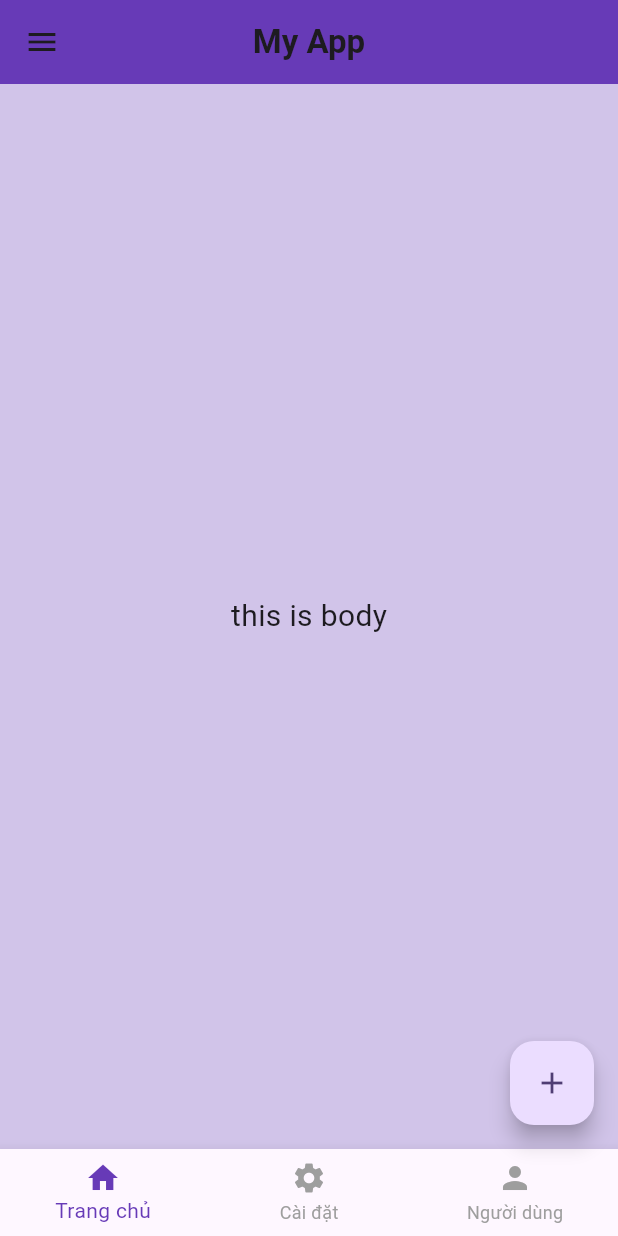
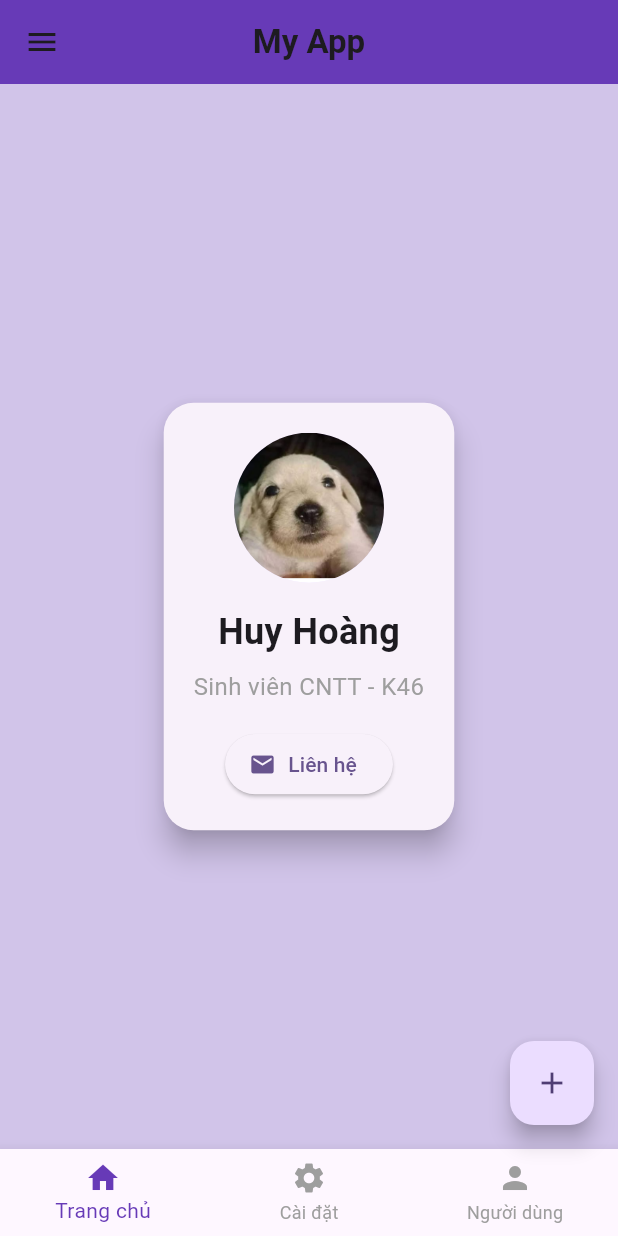
Before and after one commit to huy42hz/Androistudio, a Flutter app: the Basic screen opened directly, on a phone screen of 412 x 824 dp. Run offline on Flutter 3.47's test engine with Material 3 defaults, Android fonts, the phone set to English and light mode, and no system bars.

Commit message:
Add files via upload

```diff
--- a/lib/Basic.dart
+++ b/lib/Basic.dart
@@ -15,9 +15,46 @@ class Basic extends StatelessWidget {
         centerTitle: true,
       ),
       backgroundColor: Colors.deepPurple[100],
-      body: Center(
-       child: Text("this is body",style: TextStyle(fontSize: 20),),
+      body: Padding(
+        padding: const EdgeInsets.all(16.0),
+        child: Center(
+          child: Card(
+            elevation: 8,
+            shape: RoundedRectangleBorder(borderRadius: BorderRadius.circular(20)),
+            child: Padding(
+              padding: const EdgeInsets.all(20.0),
+              child: Column(
+                mainAxisSize: MainAxisSize.min,
+                children: [
+                  const CircleAvatar(
+                    radius: 50,
+                    backgroundImage: AssetImage("assets/images/Screenshot 2025-04-12 152248.png"),
+                  ),
+                  const SizedBox(height: 16),
+                  const Text(
+                    "Huy Hoàng",
+                    style: TextStyle(fontSize: 24, fontWeight: FontWeight.bold),
+                  ),
+                  const SizedBox(height: 8),
+                  const Text(
+                    "Sinh viên CNTT - K46",
+                    style: TextStyle(fontSize: 16, color: Colors.grey),
+                    textAlign: TextAlign.center,
+                  ),
+                  const SizedBox(height: 16),
+                  ElevatedButton.icon(
+                    onPressed: () {},
+                    icon: const Icon(Icons.email),
+                    label: const Text("Liên hệ",style: TextStyle(),),
+
+                  )
+                ],
+              ),
+            ),
+          ),
+        ),
       ),
+
       drawer: Drawer(
         child: ListView(
           padding: EdgeInsets.zero,
@@ -26,9 +63,7 @@ class Basic extends StatelessWidget {
               accountName: Text("Huy Hoàng"),
               accountEmail: Text("huyhoang@example.com"),
               currentAccountPicture: CircleAvatar(
-                backgroundImage: NetworkImage(
-                  "https://i.pravatar.cc/300",
-                ),
+                backgroundImage: AssetImage("assets/images/Screenshot 2025-04-12 152248.png")
               ),
               decoration: BoxDecoration(
                 color: Colors.deepPurple,
```
